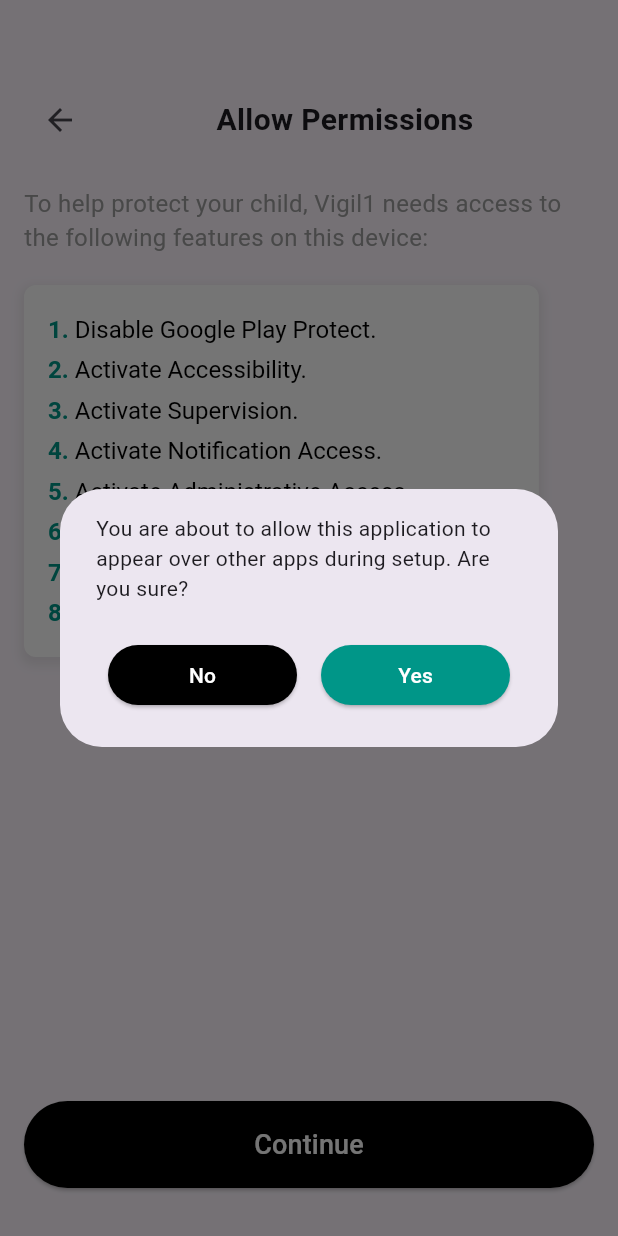
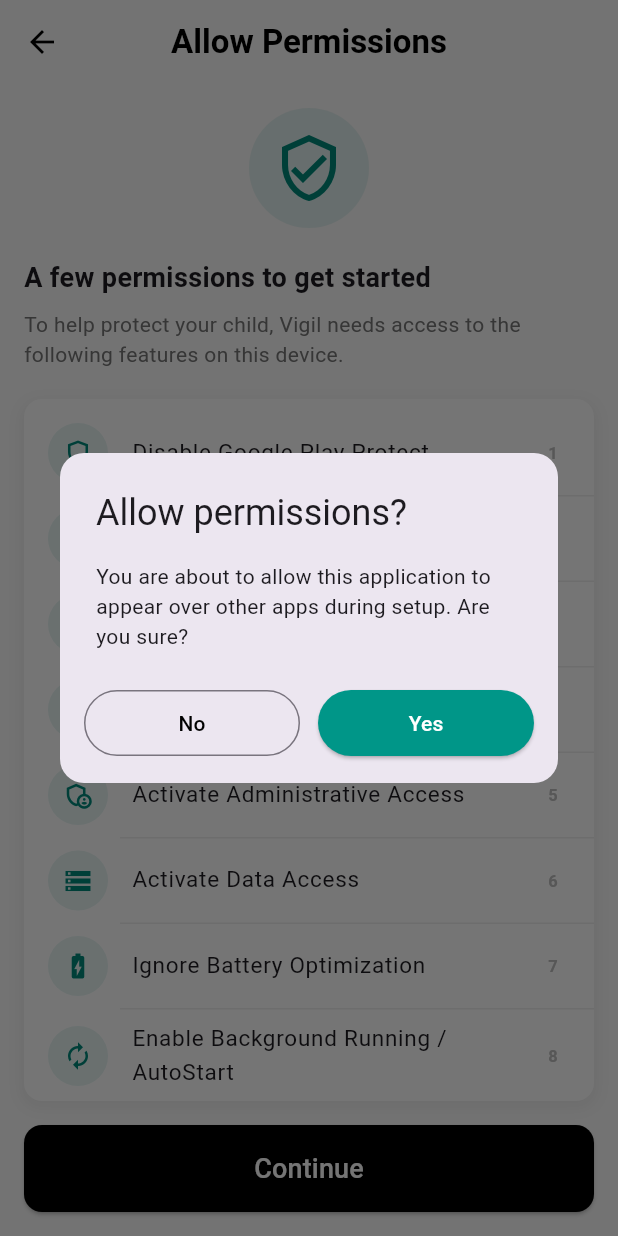
Before and after one commit to itsciworld/childapp, a Flutter app: the AllowPermissionsPage screen opened directly with empty values, after a tap on "Continue", on a phone screen of 412 x 824 dp. Run offline on Flutter 3.47's test engine with Material 3 defaults, Android fonts, the phone set to English and light mode, and no system bars; our stand-ins replace device_info_plus, dio, flutter_dotenv, flutter_local_notifications, flutter_riverpod, shared_preferences; missing offline and left inert: flutter_background_service; accounts and stored records are empty.

Commit message:
paring ui

```diff
--- a/lib/features/auth/view/login_page.dart
+++ b/lib/features/auth/view/login_page.dart
@@ -138,16 +138,17 @@
                             ),
                     ),
                   ),
-                  const SizedBox(height: 16),
-                  // Center(
-                  //   child: TextButton(
-                  //     onPressed: () => Nav.toRegister(context),
-                  //     child: const Text(
-                  //       "Don't have an account? Sign Up",
-                  //       style: TextStyle(color: Colors.black),
-                  //     ),
-                  //   ),
-                  // ),
+                  const SizedBox(height: 8),
+                  TextButton(
+                    onPressed: state.isLoading
+                        ? null
+                        : () => Nav.toPairing(
+                            context, _emailController.text.trim()),
+                    child: const Text(
+                      'Have a pairing code instead?',
+                      style: TextStyle(color: Colors.black),
+                    ),
+                  ),
                 ],
               ),
             ),
--- a/lib/features/verify_otp/view/verify_otp_page.dart
+++ b/lib/features/verify_otp/view/verify_otp_page.dart
@@ -133,9 +133,7 @@
             const Spacer(),
             Padding(
               padding: const EdgeInsets.only(bottom: 16.0),
-              child: Column(
-                children: [
-                  SizedBox(
+              child: SizedBox(
                 width: double.infinity,
                 child: ElevatedButton(
                   onPressed: state.isLoading ? null : _onSubmit,
@@ -155,22 +153,10 @@
                         )
                       : const Text(
                           'Submit',
-                              style: TextStyle(
-                                  color: Colors.white, fontSize: 18),
+                          style:
+                              TextStyle(color: Colors.white, fontSize: 18),
                         ),
                 ),
-                  ),
-                  const SizedBox(height: 8),
-                  TextButton(
-                    onPressed: state.isLoading
-                        ? null
-                        : () => Nav.toPairing(context, _email),
-                    child: const Text(
-                      'Have a pairing code instead?',
-                      style: TextStyle(color: Colors.black),
-                    ),
-                  ),
-                ],
               ),
             ),
           ],
--- a/lib/pages/allowpermission_page.dart
+++ b/lib/pages/allowpermission_page.dart
@@ -1,5 +1,9 @@
 import 'package:flutter/material.dart';
 
+import '../navigation_helper.dart';
+
+/// Lists the device permissions Vigil needs and, on confirmation, kicks off
+/// the step-by-step activation flow.
 class AllowPermissionsPage extends StatelessWidget {
   final String childId;
   final String token;
@@ -7,124 +11,136 @@
   const AllowPermissionsPage(
       {super.key, required this.childId, required this.token});
 
+  /// The permissions shown to the user, in the order they are activated.
+  static const List<_Permission> _permissions = [
+    _Permission(Icons.shield_outlined, 'Disable Google Play Protect'),
+    _Permission(Icons.accessibility_new, 'Activate Accessibility'),
+    _Permission(Icons.supervisor_account_outlined, 'Activate Supervision'),
+    _Permission(
+        Icons.notifications_active_outlined, 'Activate Notification Access'),
+    _Permission(
+        Icons.admin_panel_settings_outlined, 'Activate Administrative Access'),
+    _Permission(Icons.storage_outlined, 'Activate Data Access'),
+    _Permission(
+        Icons.battery_charging_full_outlined, 'Ignore Battery Optimization'),
+    _Permission(Icons.autorenew, 'Enable Background Running / AutoStart'),
+  ];
+
   @override
   Widget build(BuildContext context) {
     return Scaffold(
-      body: Padding(
-        padding: const EdgeInsets.all(16.0),
-        child: Column(
-          crossAxisAlignment: CrossAxisAlignment.start,
-          children: [
-            const SizedBox(height: 40),
-            Row(
-              children: [
-                IconButton(
-                  icon: const Icon(Icons.arrow_back),
-                  onPressed: () {
-                    Navigator.pop(context);
-                  },
-                ),
-                const Expanded(
-                  child: Text(
-                    'Allow Permissions',
-                    textAlign: TextAlign.center,
-                    style: TextStyle(
-                      fontSize: 20,
-                      fontWeight: FontWeight.bold,
-                    ),
+      backgroundColor: Colors.grey.shade50,
+      appBar: AppBar(
+        backgroundColor: Colors.transparent,
+        elevation: 0,
+        foregroundColor: Colors.black,
+        centerTitle: true,
+        title: const Text(
+          'Allow Permissions',
+          style: TextStyle(fontWeight: FontWeight.bold),
+        ),
+      ),
+      body: SafeArea(
+        child: Padding(
+          padding: const EdgeInsets.all(16.0),
+          child: Column(
+            crossAxisAlignment: CrossAxisAlignment.start,
+            children: [
+              Center(
+                child: Container(
+                  padding: const EdgeInsets.all(16),
+                  decoration: BoxDecoration(
+                    color: Colors.teal.withValues(alpha: 0.1),
+                    shape: BoxShape.circle,
+                  ),
+                  child: Icon(
+                    Icons.verified_user_outlined,
+                    size: 48,
+                    color: Colors.teal.shade600,
                   ),
                 ),
-              ],
-            ),
-            const SizedBox(height: 20),
-            const Text(
-              'To help protect your child, Vigil1 needs access to the following features on this device:',
-              style: TextStyle(
-                fontSize: 16,
-                color: Colors.grey,
               ),
-            ),
-            const SizedBox(height: 20),
-            Container(
-              padding: const EdgeInsets.all(16),
-              decoration: BoxDecoration(
-                color: Colors.white,
-                borderRadius: BorderRadius.circular(8),
-                boxShadow: [
-                  BoxShadow(
-                    color: Colors.grey.withOpacity(0.2),
-                    spreadRadius: 2,
-                    blurRadius: 5,
-                    offset: const Offset(0, 3),
+              const SizedBox(height: 20),
+              const Text(
+                'A few permissions to get started',
+                style: TextStyle(fontSize: 18, fontWeight: FontWeight.bold),
+              ),
+              const SizedBox(height: 8),
+              Text(
+                'To help protect your child, Vigil needs access to the '
+                'following features on this device.',
+                style: TextStyle(fontSize: 14, color: Colors.grey.shade600),
+              ),
+              const SizedBox(height: 20),
+              Expanded(
+                child: Container(
+                  decoration: BoxDecoration(
+                    color: Colors.white,
+                    borderRadius: BorderRadius.circular(12),
+                    boxShadow: [
+                      BoxShadow(
+                        color: Colors.grey.withValues(alpha: 0.15),
+                        spreadRadius: 1,
+                        blurRadius: 8,
+                        offset: const Offset(0, 3),
+                      ),
+                    ],
                   ),
-                ],
+                  child: ListView.separated(
+                    padding: const EdgeInsets.symmetric(vertical: 8),
+                    itemCount: _permissions.length,
+                    separatorBuilder: (_, __) => Divider(
+                      height: 1,
+                      indent: 64,
+                      color: Colors.grey.shade200,
+                    ),
+                    itemBuilder: (context, index) {
+                      final permission = _permissions[index];
+                      return ListTile(
+                        leading: CircleAvatar(
+                          backgroundColor: Colors.teal.withValues(alpha: 0.1),
+                          child: Icon(
+                            permission.icon,
+                            color: Colors.teal.shade600,
+                            size: 20,
+                          ),
+                        ),
+                        title: Text(
+                          permission.label,
+                          style: const TextStyle(fontSize: 15),
+                        ),
+                        trailing: Text(
+                          '${index + 1}',
+                          style: TextStyle(
+                            fontWeight: FontWeight.bold,
+                            color: Colors.grey.shade400,
+                          ),
+                        ),
+                      );
+                    },
+                  ),
+                ),
               ),
-              child: Column(
-                crossAxisAlignment: CrossAxisAlignment.start,
-                children: [
-                  _buildPermissionItem(1, 'Disable Google Play Protect.'),
-                  _buildPermissionItem(2, 'Activate Accessibility.'),
-                  _buildPermissionItem(3, 'Activate Supervision.'),
-                  _buildPermissionItem(4, 'Activate Notification Access.'),
-                  _buildPermissionItem(5, 'Activate Administrative Access.'),
-                  _buildPermissionItem(6, 'Activate Data Access.'),
-                  _buildPermissionItem(7, 'Ignore the Battery Optimization.'),
-                  _buildPermissionItem(
-                      8, 'Enable Background Running or AutoStart.'),
-                ],
-              ),
-            ),
-            const Spacer(),
-            Padding(
-              padding: const EdgeInsets.only(bottom: 16.0),
-              child: SizedBox(
+              const SizedBox(height: 16),
+              SizedBox(
                 width: double.infinity,
                 child: ElevatedButton(
-                  onPressed: () {
-                    _showConfirmationDialog(context);
-                  },
+                  onPressed: () => _showConfirmationDialog(context),
                   style: ElevatedButton.styleFrom(
                     backgroundColor: Colors.black,
                     padding: const EdgeInsets.symmetric(vertical: 16),
+                    shape: RoundedRectangleBorder(
+                      borderRadius: BorderRadius.circular(12),
+                    ),
                   ),
                   child: const Text(
                     'Continue',
-                    style: TextStyle(
-                      color: Colors.white,
-                      fontSize: 18,
-                    ),
+                    style: TextStyle(color: Colors.white, fontSize: 18),
                   ),
                 ),
               ),
-            ),
-          ],
-        ),
-      ),
-    );
-  }
-
-  Widget _buildPermissionItem(int number, String text) {
-    return Padding(
-      padding: const EdgeInsets.symmetric(vertical: 4.0),
-      child: RichText(
-        text: TextSpan(
-          children: [
-            TextSpan(
-              text: '$number. ',
-              style: const TextStyle(
-                fontSize: 16,
-                fontWeight: FontWeight.bold,
-                color: Colors.teal,
-              ),
-            ),
-            TextSpan(
-              text: text,
-              style: const TextStyle(
-                fontSize: 16,
-                color: Colors.black,
-              ),
-            ),
-          ],
+            ],
+          ),
         ),
       ),
     );
@@ -133,55 +149,45 @@
   void _showConfirmationDialog(BuildContext context) {
     showDialog(
       context: context,
-      builder: (BuildContext context) {
+      builder: (BuildContext dialogContext) {
         return AlertDialog(
+          shape: RoundedRectangleBorder(
+            borderRadius: BorderRadius.circular(16),
+          ),
+          title: const Text('Allow permissions?'),
           content: const Text(
-            'You are about to allow this application to appear over other apps during setup. Are you sure?',
-            textAlign: TextAlign.start,
+            'You are about to allow this application to appear over other '
+            'apps during setup. Are you sure?',
           ),
+          actionsPadding: const EdgeInsets.fromLTRB(16, 0, 16, 16),
           actions: [
             Row(
-              mainAxisAlignment: MainAxisAlignment.spaceEvenly,
               children: [
                 Expanded(
-                  child: Padding(
-                    padding: const EdgeInsets.symmetric(horizontal: 8.0),
-                    child: ElevatedButton(
-                      onPressed: () {
-                        Navigator.of(context).pop();
-                        // Handle "No" action here if needed
-                      },
-                      style: ElevatedButton.styleFrom(
-                        backgroundColor: Colors.black,
-                      ),
-                      child: const Text(
-                        'No',
-                        style: TextStyle(color: Colors.white),
-                      ),
+                  child: OutlinedButton(
+                    onPressed: () => Navigator.of(dialogContext).pop(),
+                    style: OutlinedButton.styleFrom(
+                      foregroundColor: Colors.black,
+                      padding: const EdgeInsets.symmetric(vertical: 12),
                     ),
+                    child: const Text('No'),
                   ),
                 ),
+                const SizedBox(width: 12),
                 Expanded(
-                  child: Padding(
-                    padding: const EdgeInsets.symmetric(horizontal: 8.0),
-                    child: ElevatedButton(
-                      onPressed: () {
-                        Navigator.pushNamed(
-                          context,
-                          '/disablegoogleplayprotect',
-                          arguments: {
-                            'childId': childId,
-                            'token': token,
-                          },
-                        );
-                      },
-                      style: ElevatedButton.styleFrom(
-                        backgroundColor: Colors.teal,
-                      ),
-                      child: const Text(
-                        'Yes',
-                        style: TextStyle(color: Colors.white),
-                      ),
+                  child: ElevatedButton(
+                    onPressed: () {
+                      // Close the dialog first, then start the setup flow.
+                      Navigator.of(dialogContext).pop();
+                      Nav.toDisablePlayProtect(context, childId, token);
+                    },
+                    style: ElevatedButton.styleFrom(
+                      backgroundColor: Colors.teal,
+                      padding: const EdgeInsets.symmetric(vertical: 12),
+                    ),
+                    child: const Text(
+                      'Yes',
+                      style: TextStyle(color: Colors.white),
                     ),
                   ),
                 ),
@@ -193,3 +199,11 @@
     );
   }
 }
+
+/// A single permission row: an icon and its label.
+class _Permission {
+  const _Permission(this.icon, this.label);
+
+  final IconData icon;
+  final String label;
+}
```
Lines whose indentation alone changed are shown as unchanged.
